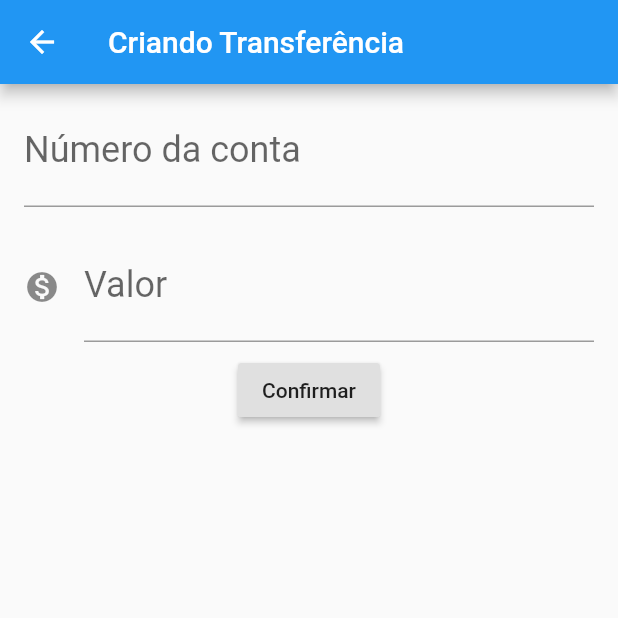
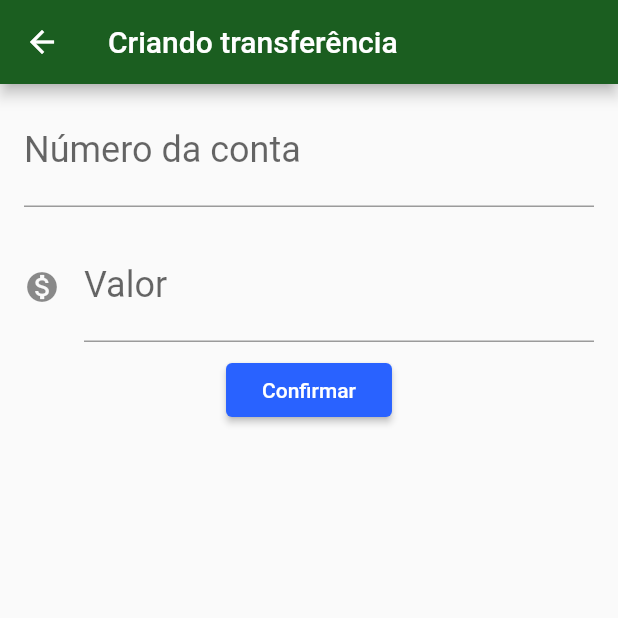
Before and after one commit to brunopassos133/bytebank-flutter-alura, a Flutter app: the screen it shows after launch, after a tap on the "add" icon, on a phone screen of 412 x 824 dp, the top half of it. Run offline on Flutter 3.47's test engine with Material 2 defaults, Android fonts, the phone set to English and light mode, and no system bars.

Commit message:
aula 5.0

```diff
--- /dev/null
+++ b/lib/components/editor.dart
@@ -0,0 +1,29 @@
+import 'package:flutter/cupertino.dart';
+import 'package:flutter/material.dart';
+
+class Editor extends StatelessWidget {
+  final TextEditingController controlador;
+  final String rotulo;
+  final String dica;
+  final IconData icone;
+
+  Editor({this.controlador, this.rotulo, this.dica, this.icone});
+
+  @override
+  Widget build(BuildContext context) {
+    return Padding(
+      padding: const EdgeInsets.fromLTRB(16.0, 8.0, 16.0, 8.0),
+      child: TextField(
+        controller: controlador,
+        style: TextStyle(
+          fontSize: 24.0,
+        ),
+        decoration: InputDecoration(
+            labelText: rotulo,
+            hintText: dica,
+            icon: icone != null ? Icon(icone) : null),
+        keyboardType: TextInputType.number,
+      ),
+    );
+  }
+}
--- a/lib/main.dart
+++ b/lib/main.dart
@@ -1,4 +1,6 @@
 import 'package:flutter/material.dart';
+
+import 'screens/transferencia/lista.dart';
 
 void main() => runApp(ByteBankApp());
 
@@ -6,137 +8,15 @@ class ByteBankApp extends StatelessWidget {
   @override
   Widget build(BuildContext context) {
     return MaterialApp(
-      home: Scaffold(
-        body: ListaTransferencias(),
-      ),
+      /*material.io/resorces*/
+      theme: ThemeData(
+          primaryColor: Colors.green[900],
+          accentColor: Colors.blue[700],
+          buttonTheme: ButtonThemeData(
+            buttonColor: Colors.blueAccent[700],
+            textTheme: ButtonTextTheme.primary,
+          )),
+      home: ListaTransferencias(),
     );
   }
 }
-
-class FormularioTransferencia extends StatelessWidget {
-  final TextEditingController _controladorCampoNumeroConta =
-  TextEditingController();
-  final TextEditingController _controladorCampoValor = TextEditingController();
-
-  @override
-  Widget build(BuildContext context) {
-    return Scaffold(
-      appBar: AppBar(
-        title: Text('Criando Transferência'),
-      ),
-      body: Column(
-        children: <Widget>[
-          Editor(
-            controlador: _controladorCampoNumeroConta,
-            dica: '0000',
-            rotulo: 'Número da conta',
-          ),
-          Editor(controlador: _controladorCampoValor, rotulo: 'Valor',
-            dica: '000', icone: Icons.monetization_on,),
-          RaisedButton(
-            child: Text('Confirmar'),
-            onPressed: () => _criaTransferencia(context),
-          )
-        ],
-      ),
-    );
-  }
-
-  void _criaTransferencia(BuildContext context) {
-    final int numeroConta =
-    int.tryParse(_controladorCampoNumeroConta.text);
-    final double valor = double.tryParse(_controladorCampoValor.text);
-    if (numeroConta != null && valor != null) {
-      final transferenciaCriada = Transferencia(valor, numeroConta);
-      Navigator.pop(context, transferenciaCriada);
-    }
-  }
-}
-
-class Editor extends StatelessWidget {
-  final TextEditingController controlador;
-  final String rotulo;
-  final String dica;
-  final IconData icone;
-
-  Editor({this.controlador, this.rotulo, this.dica, this.icone});
-
-  @override
-  Widget build(BuildContext context) {
-    return Padding(
-      padding: const EdgeInsets.fromLTRB(16.0, 8.0, 16.0, 8.0),
-      child: TextField(
-        controller: controlador,
-        style: TextStyle(
-          fontSize: 24.0,
-        ),
-        decoration: InputDecoration(
-            labelText: rotulo,
-            hintText: dica,
-            icon: icone != null ? Icon(icone) : null),
-        keyboardType: TextInputType.number,
-      ),
-    );
-  }
-}
-
-class ListaTransferencias extends StatelessWidget {
-  @override
-  Widget build(BuildContext context) {
-    final List<Transferencia> _transferencias = List();
-    // TODO: implement build
-    return Scaffold(
-      appBar: AppBar(
-        title: Text('Transferências'),
-      ),
-      body: ListView.builder(
-        itemCount: _transferencias.length,
-        itemBuilder: (context,indice){
-         final transferencia = _transferencias[indice];
-          return ItemTransferencia(transferencia);
-        },
-      ),
-      floatingActionButton: FloatingActionButton(
-        child: Icon(Icons.add), onPressed: () {
-        final Future<Transferencia> future = Navigator.push(
-            context, MaterialPageRoute(builder: (context) {
-          return FormularioTransferencia();
-        }));
-        future.then((transferenciaRecebida) {
-          _transferencias.add(transferenciaRecebida);
-        });
-      },
-      ),
-    );
-  }
-}
-
-class ItemTransferencia extends StatelessWidget {
-  final Transferencia _transferencia;
-
-  ItemTransferencia(this._transferencia); //utiliza o proprio field da class
-
-  @override
-  Widget build(BuildContext context) {
-    // TODO: implement build
-    return Card(
-      child: ListTile(
-        leading: Icon(Icons.monetization_on),
-        title: Text(_transferencia.valor.toString()),
-        subtitle: Text(_transferencia.numeroConta.toString()),
-      ),
-    );
-  }
-}
-
-class Transferencia {
-  final double valor;
-  final int numeroConta;
-
-  Transferencia(this.valor, this.numeroConta);
-
-  @override
-  String toString() {
-    return 'Transferencia{valor: $valor, numeroConta: $numeroConta}';
-  }
-}
--- /dev/null
+++ b/lib/models/transferencia.dart
@@ -0,0 +1,14 @@
+class Transferencia {
+  final double valor;
+  final int numeroConta;
+
+  Transferencia(
+    this.valor,
+    this.numeroConta,
+  );
+
+  @override
+  String toString() {
+    return 'Transferencia{valor: $valor, numeroConta: $numeroConta}';
+  }
+}
--- /dev/null
+++ b/lib/screens/transferencia/formulario.dart
@@ -0,0 +1,66 @@
+import 'package:bytebank/components/editor.dart';
+import 'package:bytebank/main.dart';
+import 'package:bytebank/models/transferencia.dart';
+import 'package:flutter/cupertino.dart';
+import 'package:flutter/material.dart';
+
+const _tituloAppBar = 'Criando transferência';
+
+const _rotuloCampoValor = 'Valor';
+const _dicaCampoValor = '0.00';
+
+const _rotuloCampoNumeroConta = 'Número da conta';
+const _dicaCampoNumeroConta = '0000';
+const _textoBotaoConfirmar = 'Confirmar';
+
+class FormularioTransferencia extends StatefulWidget {
+  @override
+  State<StatefulWidget> createState() {
+    return FormularioTransferenciaState();
+  }
+}
+
+class FormularioTransferenciaState extends State<FormularioTransferencia> {
+  final TextEditingController _controladorCampoNumeroConta =
+      TextEditingController();
+  final TextEditingController _controladorCampoValor = TextEditingController();
+
+  @override
+  Widget build(BuildContext context) {
+    return Scaffold(
+      appBar: AppBar(
+        title: Text(_tituloAppBar),
+      ),
+      body: SingleChildScrollView(
+        child: Column(
+          children: <Widget>[
+            Editor(
+              controlador: _controladorCampoNumeroConta,
+              dica: _dicaCampoNumeroConta,
+              rotulo: _rotuloCampoNumeroConta,
+            ),
+            Editor(
+              controlador: _controladorCampoValor,
+              rotulo: _rotuloCampoValor,
+              dica: _dicaCampoValor,
+              icone: Icons.monetization_on,
+            ),
+            RaisedButton(
+              child: Text('Confirmar'),
+              onPressed: () => _criaTransferencia(context),
+            ),
+          ],
+        ),
+      ),
+    );
+  }
+
+  void _criaTransferencia(BuildContext context) {
+    final int numeroConta = int.tryParse(_controladorCampoNumeroConta.text);
+    final double valor = double.tryParse(_controladorCampoValor.text);
+    if (numeroConta != null && valor != null) {
+      final transferenciaCriada = Transferencia(valor, numeroConta);
+      Navigator.pop(context, transferenciaCriada);
+    }
+  }
+}
--- /dev/null
+++ b/lib/screens/transferencia/lista.dart
@@ -0,0 +1,68 @@
+import 'package:bytebank/models/transferencia.dart';
+import 'package:flutter/cupertino.dart';
+import 'package:flutter/material.dart';
+
+import 'formulario.dart';
+
+const _tituloAppBar = 'Transferências';
+
+class ListaTransferencias extends StatefulWidget {
+  final List<Transferencia> _transferencias = List();
+
+  @override
+  State<StatefulWidget> createState() {
+    return ListaTransferenciasState();
+  }
+}
+
+class ListaTransferenciasState extends State<ListaTransferencias> {
+  @override
+  Widget build(BuildContext context) {
+    return Scaffold(
+      appBar: AppBar(
+        title: Text(_tituloAppBar),
+      ),
+      body: ListView.builder(
+        itemCount: widget._transferencias.length,
+        itemBuilder: (context, indice) {
+          final transferencia = widget._transferencias[indice];
+          return ItemTransferencia(transferencia);
+        },
+      ),
+      floatingActionButton: FloatingActionButton(
+        child: Icon(Icons.add),
+        onPressed: () {
+          Navigator.push(context, MaterialPageRoute(builder: (context) {
+            return FormularioTransferencia();
+          })).then((transferenciaRecebida) => _atualiza(transferenciaRecebida));
+        },
+      ),
+    );
+  }
+
+  void _atualiza(Transferencia transferenciaRecebida) {
+    if (transferenciaRecebida != null) {
+      setState(() {
+        widget._transferencias.add(transferenciaRecebida);
+      });
+    }
+  }
+}
+
+class ItemTransferencia extends StatelessWidget {
+  final Transferencia _transferencia;
+
+  ItemTransferencia(this._transferencia); //utiliza o proprio field da class
+
+  @override
+  Widget build(BuildContext context) {
+    // TODO: implement build
+    return Card(
+      child: ListTile(
+        leading: Icon(Icons.monetization_on),
+        title: Text(_transferencia.valor.toString()),
+        subtitle: Text(_transferencia.numeroConta.toString()),
+      ),
+    );
+  }
+}
```
Also changed, not shown: 2 other files.
